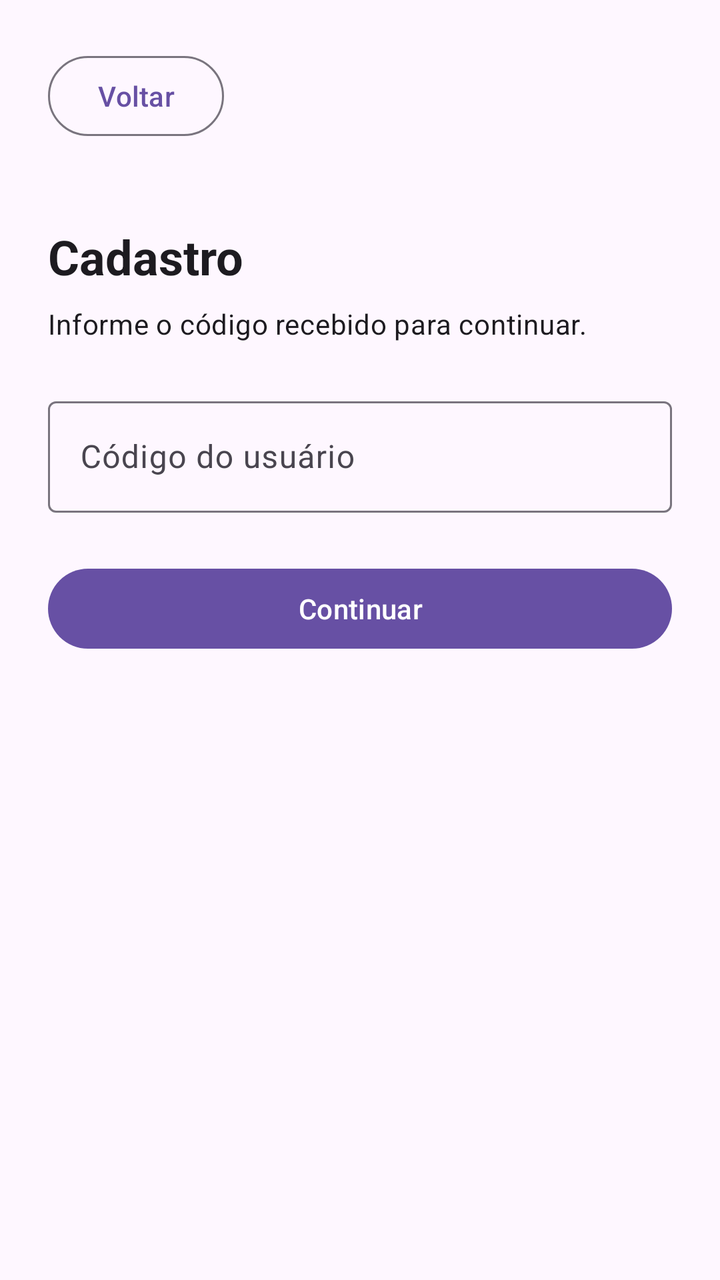
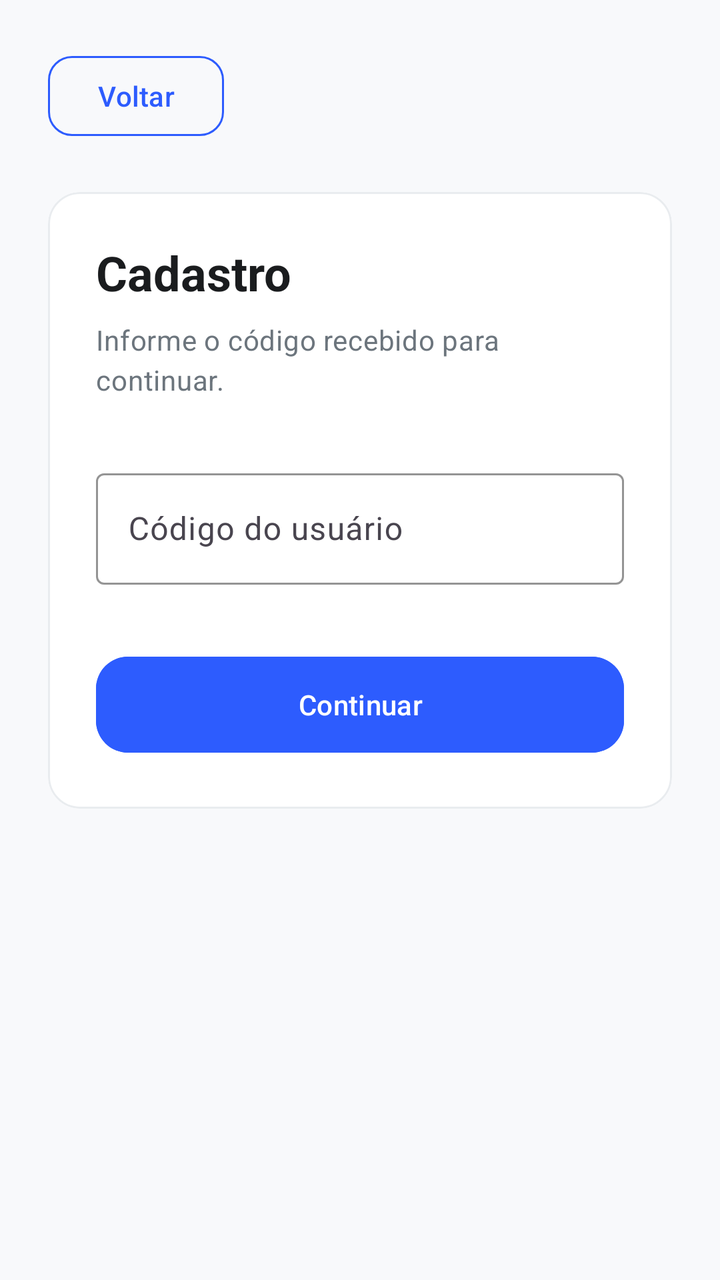

Compare the two renders of this Android layout. The source of the first and the diff that turns it into the second are given below.
<!-- AndroidManifest.xml: application theme Theme.TCC -->
<!-- res/layout/cadastro.xml -->
<?xml version="1.0" encoding="utf-8"?>
<ScrollView xmlns:android="http://schemas.android.com/apk/res/android"
    xmlns:app="http://schemas.android.com/apk/res-auto"
    android:layout_width="match_parent"
    android:layout_height="match_parent"
    android:fillViewport="true">

    <LinearLayout
        android:layout_width="match_parent"
        android:layout_height="wrap_content"
        android:orientation="vertical"
        android:padding="24dp">

        <Button
            android:id="@+id/btnVoltar"
            style="?attr/materialButtonOutlinedStyle"
            android:layout_width="wrap_content"
            android:layout_height="wrap_content"
            android:text="@string/voltar"
            android:textAllCaps="false" />

        <TextView
            android:layout_width="match_parent"
            android:layout_height="wrap_content"
            android:layout_marginTop="40dp"
            android:text="@string/cadastro_titulo"
            android:textAppearance="?attr/textAppearanceHeadlineSmall"
            android:textStyle="bold" />

        <TextView
            android:layout_width="match_parent"
            android:layout_height="wrap_content"
            android:layout_marginTop="8dp"
            android:text="@string/cadastro_instrucao"
            android:textAppearance="?attr/textAppearanceBodyMedium" />

        <com.google.android.material.textfield.TextInputLayout
            android:layout_width="match_parent"
            android:layout_height="wrap_content"
            android:layout_marginTop="24dp"
            android:hint="@string/codigo_usuario">

            <com.google.android.material.textfield.TextInputEditText
                android:id="@+id/etCodigoUsuario"
                android:layout_width="match_parent"
                android:layout_height="wrap_content"
                android:inputType="text"
                android:maxLines="1" />
        </com.google.android.material.textfield.TextInputLayout>

        <Button
            android:id="@+id/btnCadastrar"
            android:layout_width="match_parent"
            android:layout_height="wrap_content"
            android:layout_marginTop="24dp"
            android:text="@string/continuar"
            android:textAllCaps="false" />

    </LinearLayout>
</ScrollView>
<!-- resources referenced by this layout -->
<resources>
  <string name="cadastro_instrucao">Informe o código recebido para continuar.</string>
  <string name="cadastro_titulo">Cadastro</string>
  <string name="codigo_usuario">Código do usuário</string>
  <string name="continuar">Continuar</string>
  <string name="voltar">Voltar</string>
  <style name="Theme.TCC" parent="Base.Theme.TCC" />
  <style name="Base.Theme.TCC" parent="Theme.Material3.DayNight.NoActionBar">
          
          
      </style>
</resources>

<!-- the commit's change to res/layout/cadastro.xml (unified diff, before → after) -->
@@ -3,6 +3,7 @@
     xmlns:app="http://schemas.android.com/apk/res-auto"
     android:layout_width="match_parent"
     android:layout_height="match_parent"
+    android:background="@color/background_light"
     android:fillViewport="true">
 
     <LinearLayout
@@ -17,44 +18,74 @@
             android:layout_width="wrap_content"
             android:layout_height="wrap_content"
             android:text="@string/voltar"
-            android:textAllCaps="false" />
+            android:textAllCaps="false"
+            android:textColor="@color/primary_blue"
+            app:cornerRadius="12dp"
+            app:strokeColor="@color/primary_blue" />
 
-        <TextView
-            android:layout_width="match_parent"
-            android:layout_height="wrap_content"
-            android:layout_marginTop="40dp"
-            android:text="@string/cadastro_titulo"
-            android:textAppearance="?attr/textAppearanceHeadlineSmall"
-            android:textStyle="bold" />
-
-        <TextView
-            android:layout_width="match_parent"
-            android:layout_height="wrap_content"
-            android:layout_marginTop="8dp"
-            android:text="@string/cadastro_instrucao"
-            android:textAppearance="?attr/textAppearanceBodyMedium" />
-
-        <com.google.android.material.textfield.TextInputLayout
+        <com.google.android.material.card.MaterialCardView
             android:layout_width="match_parent"
             android:layout_height="wrap_content"
             android:layout_marginTop="24dp"
-            android:hint="@string/codigo_usuario">
+            app:cardBackgroundColor="@color/white"
+            app:cardCornerRadius="16dp"
+            app:cardElevation="0dp"
+            app:strokeColor="@color/border_color"
+            app:strokeWidth="1dp">
 
-            <com.google.android.material.textfield.TextInputEditText
-                android:id="@+id/etCodigoUsuario"
+            <LinearLayout
                 android:layout_width="match_parent"
                 android:layout_height="wrap_content"
-                android:inputType="text"
-                android:maxLines="1" />
-        </com.google.android.material.textfield.TextInputLayout>
+                android:orientation="vertical"
+                android:padding="24dp">
 
-        <Button
-            android:id="@+id/btnCadastrar"
-            android:layout_width="match_parent"
-            android:layout_height="wrap_content"
-            android:layout_marginTop="24dp"
-            android:text="@string/continuar"
-            android:textAllCaps="false" />
+                <TextView
+                    android:layout_width="match_parent"
+                    android:layout_height="wrap_content"
+                    android:text="@string/cadastro_titulo"
+                    android:textAppearance="?attr/textAppearanceHeadlineSmall"
+                    android:textColor="@color/text_primary"
+                    android:textStyle="bold" />
+
+                <TextView
+                    android:layout_width="match_parent"
+                    android:layout_height="wrap_content"
+                    android:layout_marginTop="8dp"
+                    android:text="@string/cadastro_instrucao"
+                    android:textAppearance="?attr/textAppearanceBodyMedium"
+                    android:textColor="@color/text_secondary" />
+
+                <com.google.android.material.textfield.TextInputLayout
+                    style="@style/Widget.Material3.TextInputLayout.OutlinedBox"
+                    android:layout_width="match_parent"
+                    android:layout_height="wrap_content"
+                    android:layout_marginTop="32dp"
+                    android:hint="@string/codigo_usuario"
+                    app:boxStrokeColor="@color/primary_blue"
+                    app:hintTextColor="@color/primary_blue">
+
+                    <com.google.android.material.textfield.TextInputEditText
+                        android:id="@+id/etCodigoUsuario"
+                        android:layout_width="match_parent"
+                        android:layout_height="wrap_content"
+                        android:inputType="text"
+                        android:maxLines="1"
+                        android:textColor="@color/text_primary" />
+                </com.google.android.material.textfield.TextInputLayout>
+
+                <Button
+                    android:id="@+id/btnCadastrar"
+                    android:layout_width="match_parent"
+                    android:layout_height="56dp"
+                    android:layout_marginTop="32dp"
+                    android:backgroundTint="@color/primary_blue"
+                    android:text="@string/continuar"
+                    android:textAllCaps="false"
+                    android:textColor="@color/white"
+                    app:cornerRadius="16dp" />
+
+            </LinearLayout>
+        </com.google.android.material.card.MaterialCardView>
 
     </LinearLayout>
 </ScrollView>
<!-- resource entries referenced after the edit -->
@@ -1,14 +1,29 @@
 <!-- resources referenced by this layout -->
 <resources>
+  <color name="background_light">#F8F9FB</color>
+  <color name="border_color">#E9ECEF</color>
+  <color name="primary_blue">#2D5CFE</color>
+  <color name="text_primary">#1A1C1E</color>
+  <color name="text_secondary">#6C757D</color>
+  <color name="white">#FFFFFFFF</color>
   <string name="cadastro_instrucao">Informe o código recebido para continuar.</string>
   <string name="cadastro_titulo">Cadastro</string>
   <string name="codigo_usuario">Código do usuário</string>
   <string name="continuar">Continuar</string>
   <string name="voltar">Voltar</string>
   <style name="Theme.TCC" parent="Base.Theme.TCC" />
-  <style name="Base.Theme.TCC" parent="Theme.Material3.DayNight.NoActionBar">
+  <style name="Base.Theme.TCC" parent="Theme.Material3.Light.NoActionBar">
           
+          <item name="colorPrimary">@color/primary_blue</item>
+          <item name="colorOnPrimary">@color/white</item>
+          <item name="colorSecondary">@color/accent_green</item>
+          <item name="colorOnSecondary">@color/white</item>
+          <item name="android:windowBackground">@color/background_light</item>
+  
           
+          <item name="android:textColorPrimary">@color/text_primary</item>
+          <item name="android:textColorSecondary">@color/text_secondary</item>
       </style>
+  <color name="accent_green">#10B981</color>
 </resources>
 
